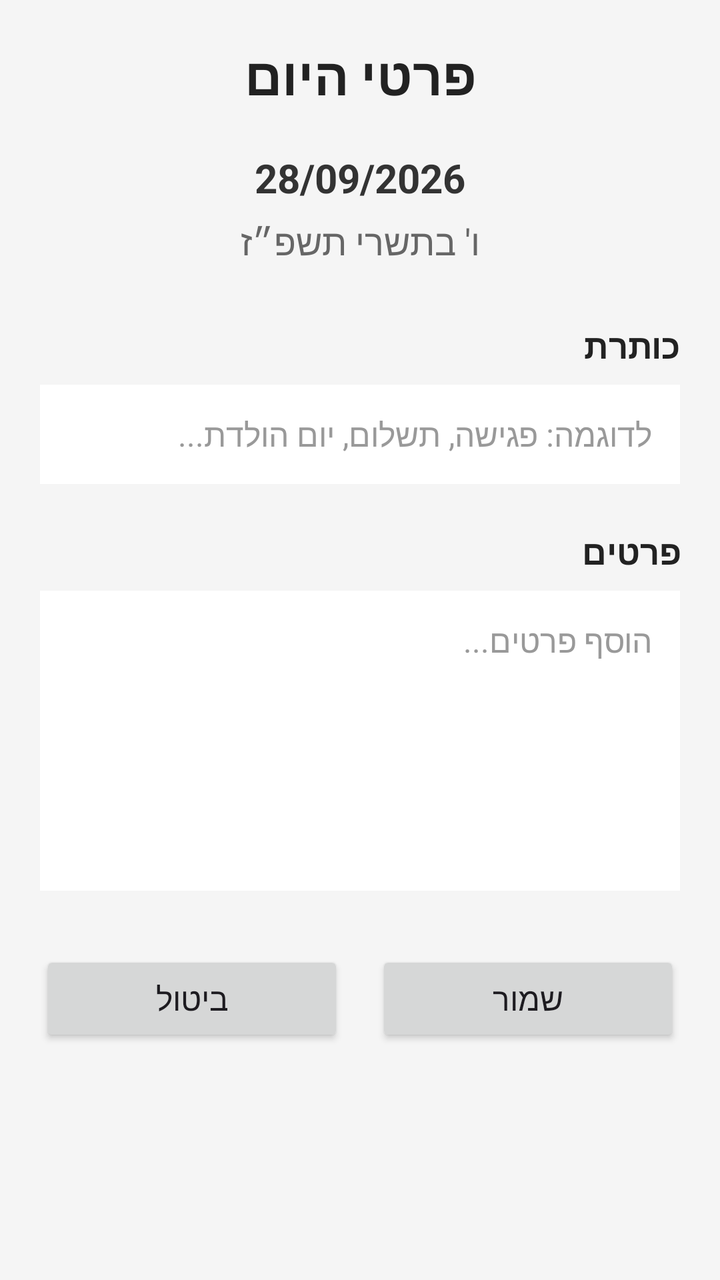
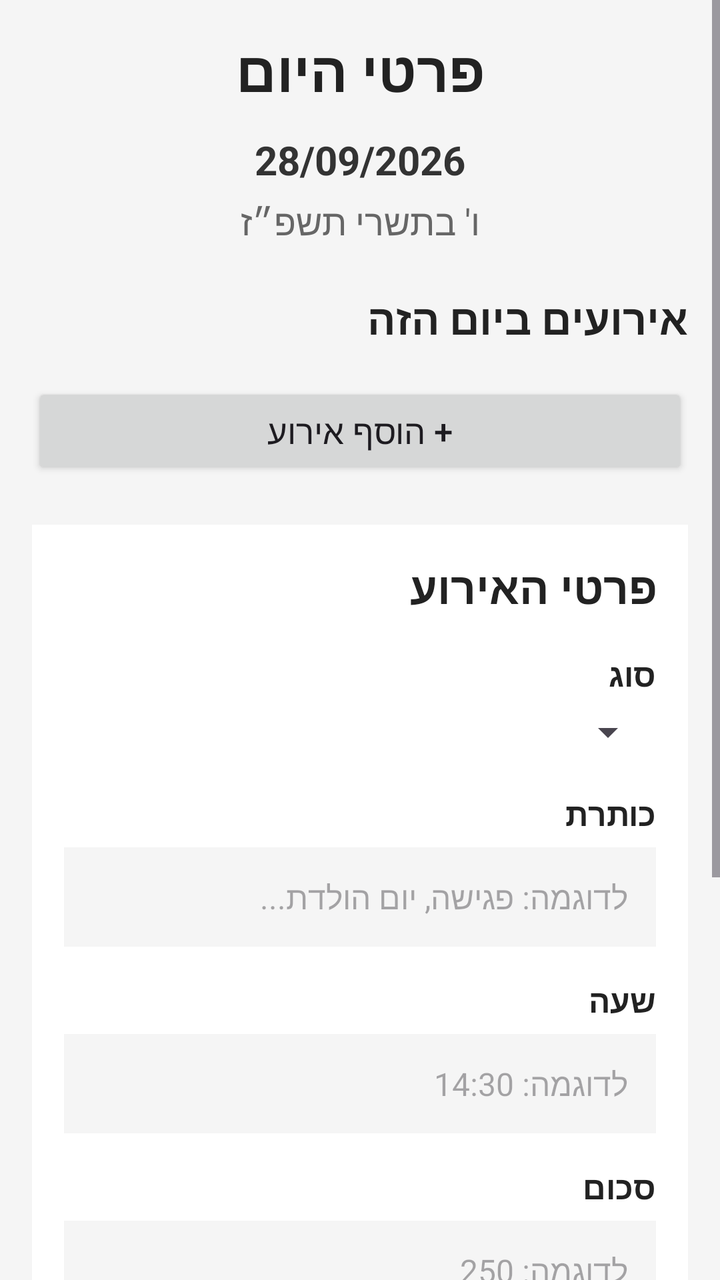

Screens rendered from an Android XML layout before and after an edit, with the pre-edit source and the edit as a unified diff.
<!-- AndroidManifest.xml: application theme Theme.HebrewCalendar -->
<!-- res/layout/day_details.xml -->
<?xml version="1.0" encoding="utf-8"?>
<ScrollView xmlns:android="http://schemas.android.com/apk/res/android"
    android:layout_width="match_parent"
    android:layout_height="match_parent"
    android:background="#F5F5F5"
    android:fillViewport="true">

    <LinearLayout
        android:layout_width="match_parent"
        android:layout_height="wrap_content"
        android:orientation="vertical"
        android:padding="20dp"
        android:layoutDirection="rtl">

        
        <TextView
            android:id="@+id/titleText"
            android:layout_width="match_parent"
            android:layout_height="wrap_content"
            android:gravity="center"
            android:text="פרטי היום"
            android:textColor="#222222"
            android:textSize="26sp"
            android:textStyle="bold"
            android:layout_marginBottom="20dp" />

        
        <TextView
            android:id="@+id/gregorianDateText"
            android:layout_width="match_parent"
            android:layout_height="wrap_content"
            android:gravity="center"
            android:text="28/09/2026"
            android:textColor="#333333"
            android:textSize="20sp"
            android:textStyle="bold" />

        
        <TextView
            android:id="@+id/hebrewDateText"
            android:layout_width="match_parent"
            android:layout_height="wrap_content"
            android:gravity="center"
            android:text="ו' בתשרי תשפ״ז"
            android:textColor="#666666"
            android:textSize="18sp"
            android:layout_marginTop="6dp"
            android:layout_marginBottom="28dp" />

        
        <TextView
            android:layout_width="match_parent"
            android:layout_height="wrap_content"
            android:text="כותרת"
            android:textColor="#222222"
            android:textSize="17sp"
            android:textStyle="bold"
            android:layout_marginBottom="8dp" />

        <EditText
            android:id="@+id/titleEditText"
            android:layout_width="match_parent"
            android:layout_height="wrap_content"
            android:background="#FFFFFF"
            android:hint="לדוגמה: פגישה, תשלום, יום הולדת..."
            android:inputType="text"
            android:padding="14dp"
            android:textColor="#222222"
            android:textColorHint="#999999"
            android:textSize="16sp"
            android:layout_marginBottom="22dp" />

        
        <TextView
            android:layout_width="match_parent"
            android:layout_height="wrap_content"
            android:text="פרטים"
            android:textColor="#222222"
            android:textSize="17sp"
            android:textStyle="bold"
            android:layout_marginBottom="8dp" />

        <EditText
            android:id="@+id/descriptionEditText"
            android:layout_width="match_parent"
            android:layout_height="150dp"
            android:gravity="top|right"
            android:background="#FFFFFF"
            android:hint="הוסף פרטים..."
            android:inputType="textMultiLine"
            android:padding="14dp"
            android:textColor="#222222"
            android:textColorHint="#999999"
            android:textSize="16sp"
            android:layout_marginBottom="30dp" />

        
        <LinearLayout
            android:layout_width="match_parent"
            android:layout_height="wrap_content"
            android:orientation="horizontal"
            android:gravity="center">

            <Button
                android:id="@+id/cancelButton"
                android:layout_width="0dp"
                android:layout_height="wrap_content"
                android:layout_weight="1"
                android:text="ביטול"
                android:textSize="16sp"
                android:layout_marginEnd="8dp" />

            <Button
                android:id="@+id/saveButton"
                android:layout_width="0dp"
                android:layout_height="wrap_content"
                android:layout_weight="1"
                android:text="שמור"
                android:textSize="16sp"
                android:layout_marginStart="8dp" />

        </LinearLayout>

    </LinearLayout>

</ScrollView>
<!-- resources referenced by this layout -->
<resources>
  <style name="Theme.HebrewCalendar" parent="Base.Theme.HebrewCalendar" />
  <style name="Base.Theme.HebrewCalendar" parent="Theme.Material3.DayNight.NoActionBar">
          
          
      </style>
</resources>

<!-- the commit's change to res/layout/day_details.xml (unified diff, before → after) -->
@@ -1,5 +1,6 @@
 <?xml version="1.0" encoding="utf-8"?>
-<ScrollView xmlns:android="http://schemas.android.com/apk/res/android"
+<ScrollView
+    xmlns:android="http://schemas.android.com/apk/res/android"
     android:layout_width="match_parent"
     android:layout_height="match_parent"
     android:background="#F5F5F5"
@@ -9,115 +10,216 @@
         android:layout_width="match_parent"
         android:layout_height="wrap_content"
         android:orientation="vertical"
-        android:padding="20dp"
+        android:padding="16dp"
         android:layoutDirection="rtl">
 
         
         <TextView
-            android:id="@+id/titleText"
-            android:layout_width="match_parent"
-            android:layout_height="wrap_content"
+            android:layout_width="match_parent"
+            android:layout_height="wrap_content"
+            android:text="פרטי היום"
+            android:textSize="28sp"
+            android:textStyle="bold"
+            android:textColor="#222222"
             android:gravity="center"
-            android:text="פרטי היום"
+            android:layout_marginBottom="12dp" />
+
+        
+        <TextView
+            android:id="@+id/gregorianDateText"
+            android:layout_width="match_parent"
+            android:layout_height="wrap_content"
+            android:text="28/09/2026"
+            android:textSize="20sp"
+            android:textStyle="bold"
+            android:textColor="#333333"
+            android:gravity="center" />
+
+        
+        <TextView
+            android:id="@+id/hebrewDateText"
+            android:layout_width="match_parent"
+            android:layout_height="wrap_content"
+            android:text="ו' בתשרי תשפ״ז"
+            android:textSize="18sp"
+            android:textColor="#666666"
+            android:gravity="center"
+            android:layout_marginTop="5dp"
+            android:layout_marginBottom="22dp" />
+
+        
+        <TextView
+            android:layout_width="match_parent"
+            android:layout_height="wrap_content"
+            android:text="אירועים ביום הזה"
+            android:textSize="21sp"
+            android:textStyle="bold"
             android:textColor="#222222"
-            android:textSize="26sp"
-            android:textStyle="bold"
-            android:layout_marginBottom="20dp" />
-
-        
-        <TextView
-            android:id="@+id/gregorianDateText"
-            android:layout_width="match_parent"
-            android:layout_height="wrap_content"
-            android:gravity="center"
-            android:text="28/09/2026"
-            android:textColor="#333333"
-            android:textSize="20sp"
-            android:textStyle="bold" />
-
-        
-        <TextView
-            android:id="@+id/hebrewDateText"
-            android:layout_width="match_parent"
-            android:layout_height="wrap_content"
-            android:gravity="center"
-            android:text="ו' בתשרי תשפ״ז"
-            android:textColor="#666666"
-            android:textSize="18sp"
-            android:layout_marginTop="6dp"
-            android:layout_marginBottom="28dp" />
-
-        
-        <TextView
-            android:layout_width="match_parent"
-            android:layout_height="wrap_content"
-            android:text="כותרת"
-            android:textColor="#222222"
+            android:layout_marginBottom="10dp" />
+
+        
+        <LinearLayout
+            android:id="@+id/eventsContainer"
+            android:layout_width="match_parent"
+            android:layout_height="wrap_content"
+            android:orientation="vertical" />
+
+        
+        <Button
+            android:id="@+id/addEventButton"
+            android:layout_width="match_parent"
+            android:layout_height="wrap_content"
+            android:text="+ הוסף אירוע"
             android:textSize="17sp"
-            android:textStyle="bold"
-            android:layout_marginBottom="8dp" />
-
-        <EditText
-            android:id="@+id/titleEditText"
-            android:layout_width="match_parent"
-            android:layout_height="wrap_content"
+            android:layout_marginTop="8dp"
+            android:layout_marginBottom="18dp" />
+
+        
+        <LinearLayout
+            android:id="@+id/editorContainer"
+            android:layout_width="match_parent"
+            android:layout_height="wrap_content"
+            android:orientation="vertical"
             android:background="#FFFFFF"
-            android:hint="לדוגמה: פגישה, תשלום, יום הולדת..."
-            android:inputType="text"
-            android:padding="14dp"
-            android:textColor="#222222"
-            android:textColorHint="#999999"
-            android:textSize="16sp"
-            android:layout_marginBottom="22dp" />
-
-        
-        <TextView
-            android:layout_width="match_parent"
-            android:layout_height="wrap_content"
-            android:text="פרטים"
-            android:textColor="#222222"
-            android:textSize="17sp"
-            android:textStyle="bold"
-            android:layout_marginBottom="8dp" />
-
-        <EditText
-            android:id="@+id/descriptionEditText"
-            android:layout_width="match_parent"
-            android:layout_height="150dp"
-            android:gravity="top|right"
-            android:background="#FFFFFF"
-            android:hint="הוסף פרטים..."
-            android:inputType="textMultiLine"
-            android:padding="14dp"
-            android:textColor="#222222"
-            android:textColorHint="#999999"
-            android:textSize="16sp"
-            android:layout_marginBottom="30dp" />
-
-        
-        <LinearLayout
-            android:layout_width="match_parent"
-            android:layout_height="wrap_content"
-            android:orientation="horizontal"
-            android:gravity="center">
-
-            <Button
-                android:id="@+id/cancelButton"
-                android:layout_width="0dp"
-                android:layout_height="wrap_content"
-                android:layout_weight="1"
-                android:text="ביטול"
-                android:textSize="16sp"
-                android:layout_marginEnd="8dp" />
-
-            <Button
-                android:id="@+id/saveButton"
-                android:layout_width="0dp"
-                android:layout_height="wrap_content"
-                android:layout_weight="1"
-                android:text="שמור"
-                android:textSize="16sp"
-                android:layout_marginStart="8dp" />
+            android:padding="16dp"
+            android:layout_marginTop="5dp">
+
+            
+            <TextView
+                android:layout_width="match_parent"
+                android:layout_height="wrap_content"
+                android:text="פרטי האירוע"
+                android:textSize="22sp"
+                android:textStyle="bold"
+                android:textColor="#222222"
+                android:layout_marginBottom="18dp" />
+
+            
+            <TextView
+                android:layout_width="match_parent"
+                android:layout_height="wrap_content"
+                android:text="סוג"
+                android:textSize="16sp"
+                android:textStyle="bold"
+                android:textColor="#222222"
+                android:layout_marginBottom="6dp" />
+
+            <Spinner
+                android:id="@+id/typeSpinner"
+                android:layout_width="match_parent"
+                android:layout_height="wrap_content"
+                android:layout_marginBottom="18dp" />
+
+            
+            <TextView
+                android:layout_width="match_parent"
+                android:layout_height="wrap_content"
+                android:text="כותרת"
+                android:textSize="16sp"
+                android:textStyle="bold"
+                android:textColor="#222222"
+                android:layout_marginBottom="6dp" />
+
+            <EditText
+                android:id="@+id/titleEditText"
+                android:layout_width="match_parent"
+                android:layout_height="wrap_content"
+                android:hint="לדוגמה: פגישה, יום הולדת..."
+                android:inputType="text"
+                android:textSize="16sp"
+                android:padding="14dp"
+                android:background="#F5F5F5"
+                android:layout_marginBottom="16dp" />
+
+            
+            <TextView
+                android:layout_width="match_parent"
+                android:layout_height="wrap_content"
+                android:text="שעה"
+                android:textSize="16sp"
+                android:textStyle="bold"
+                android:textColor="#222222"
+                android:layout_marginBottom="6dp" />
+
+            <EditText
+                android:id="@+id/timeEditText"
+                android:layout_width="match_parent"
+                android:layout_height="wrap_content"
+                android:hint="לדוגמה: 14:30"
+                android:inputType="time"
+                android:textSize="16sp"
+                android:padding="14dp"
+                android:background="#F5F5F5"
+                android:layout_marginBottom="16dp" />
+
+            
+            <TextView
+                android:layout_width="match_parent"
+                android:layout_height="wrap_content"
+                android:text="סכום"
+                android:textSize="16sp"
+                android:textStyle="bold"
+                android:textColor="#222222"
+                android:layout_marginBottom="6dp" />
+
+            <EditText
+                android:id="@+id/amountEditText"
+                android:layout_width="match_parent"
+                android:layout_height="wrap_content"
+                android:hint="לדוגמה: 250"
+                android:inputType="numberDecimal"
+                android:textSize="16sp"
+                android:padding="14dp"
+                android:background="#F5F5F5"
+                android:layout_marginBottom="16dp" />
+
+            
+            <TextView
+                android:layout_width="match_parent"
+                android:layout_height="wrap_content"
+                android:text="פרטים"
+                android:textSize="16sp"
+                android:textStyle="bold"
+                android:textColor="#222222"
+                android:layout_marginBottom="6dp" />
+
+            <EditText
+                android:id="@+id/descriptionEditText"
+                android:layout_width="match_parent"
+                android:layout_height="130dp"
+                android:hint="פרטים נוספים..."
+                android:gravity="top|right"
+                android:inputType="textMultiLine"
+                android:textSize="16sp"
+                android:padding="14dp"
+                android:background="#F5F5F5"
+                android:layout_marginBottom="20dp" />
+
+            
+            <LinearLayout
+                android:layout_width="match_parent"
+                android:layout_height="wrap_content"
+                android:orientation="horizontal">
+
+                <Button
+                    android:id="@+id/cancelButton"
+                    android:layout_width="0dp"
+                    android:layout_height="wrap_content"
+                    android:layout_weight="1"
+                    android:text="ביטול"
+                    android:textSize="16sp"
+                    android:layout_marginEnd="6dp" />
+
+                <Button
+                    android:id="@+id/saveButton"
+                    android:layout_width="0dp"
+                    android:layout_height="wrap_content"
+                    android:layout_weight="1"
+                    android:text="שמור"
+                    android:textSize="16sp"
+                    android:layout_marginStart="6dp" />
+
+            </LinearLayout>
 
         </LinearLayout>
 
